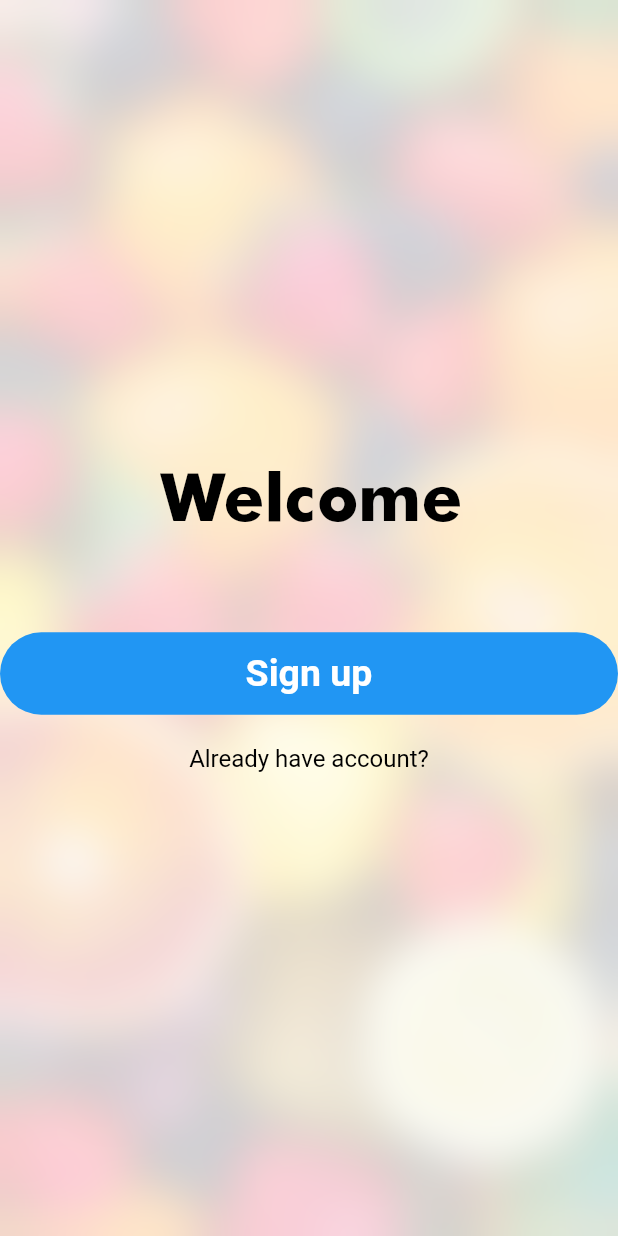
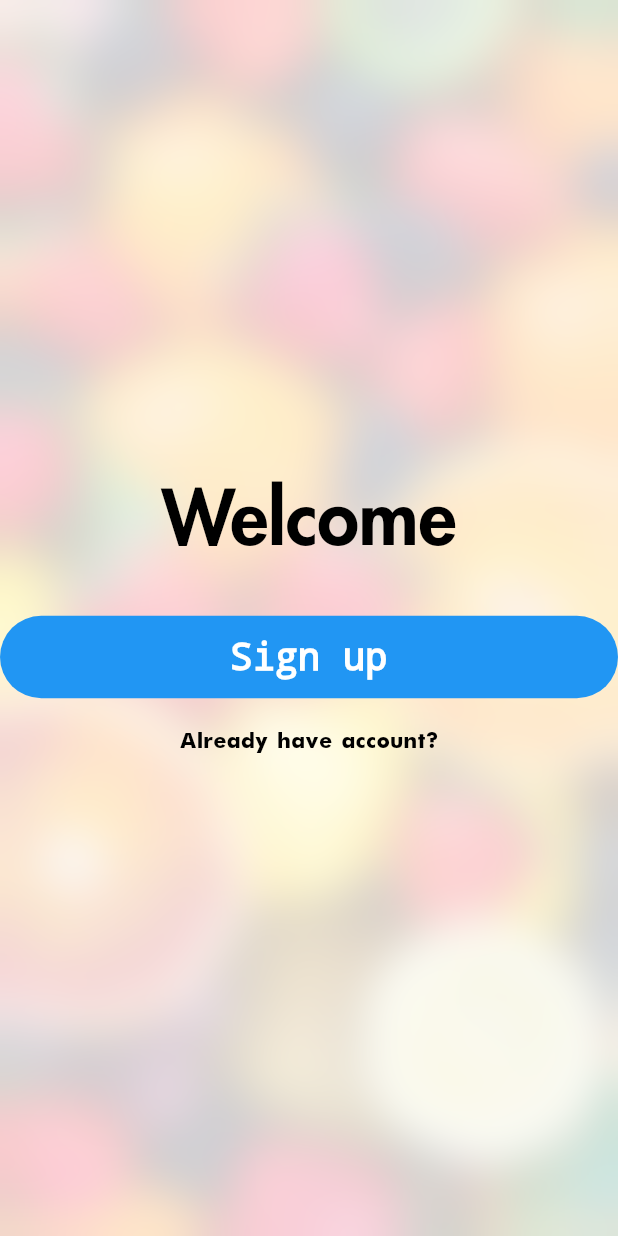
Before and after one commit to KrisCris/COMP704-AUTxCJLU-Final-Year-Project, a Flutter app: the screen it shows after launch, on a phone screen of 412 x 824 dp. Run offline on Flutter 3.47's test engine with Material 2 defaults, Android fonts, the phone set to English and light mode, and no system bars.

Commit message:
add comments of myButton. add textbutton. change the structure of main

```diff
--- a/fore_end/lib/MyAnimation/MyAnimation.dart
+++ b/fore_end/lib/MyAnimation/MyAnimation.dart
@@ -1,12 +1,13 @@
 import 'package:flutter/animation.dart';
 import 'package:flutter/cupertino.dart';
+import 'package:flutter/material.dart';
 import 'package:fore_end/MyTool/fluctuateTween.dart';
 
-abstract class MyAnimation{
+abstract class MyAnimation<T>{
   AnimationController ctl;
   Animation animation;
   bool isFinish;
-  double get value => animation.value;
+  T getValue() => animation.value;
   MyAnimation(){}
   void initAnimation(Object Start, Object tweenEnd, int duration, TickerProvider tk,VoidCallback listener);
   void addListener(VoidCallback listener);
@@ -16,7 +17,7 @@ abstract class MyAnimation{
   void dispose();
 }
 
-class DoubleTweenAnimation implements MyAnimation{
+class TweenAnimation<T> implements MyAnimation<T>{
   Tween tween;
   @override
   Animation animation;
@@ -25,9 +26,12 @@ class DoubleTweenAnimation implements MyAnimation{
   AnimationController ctl;
   bool isFinish = false;
 
-  DoubleTweenAnimation():super() {}
+  TweenAnimation():super() {}
+  TweenAnimation.pre(Object tweenStart, Object tweenEnd, int duration, TickerProvider tk,VoidCallback listener):super(){
+    this.initAnimation(tweenStart, tweenEnd, duration, tk, listener);
+  }
   void initAnimation(Object tweenStart, Object tweenEnd, int duration, TickerProvider tk,VoidCallback listener) {
-    this.tween = new Tween<double>(begin: tweenStart, end: tweenEnd);
+    this.tween = new Tween<T>(begin: tweenStart, end: tweenEnd);
     this.ctl = new AnimationController(
         duration: Duration(milliseconds: duration), vsync: tk
     );
@@ -69,14 +73,76 @@ class DoubleTweenAnimation implements MyAnimation{
   void dispose(){
     this.ctl.dispose();
   }
-  double get value => animation.value;
+  T getValue() {
+    return animation.value;
+  }
 
 }
 
+class ColorTweenAnimation implements MyAnimation<Color>{
+  ColorTween tween;
+  @override
+  Animation animation;
+
+  @override
+  AnimationController ctl;
+  bool isFinish = false;
+
+  ColorTweenAnimation():super() {}
+  ColorTweenAnimation.pre(Object tweenStart, Object tweenEnd, int duration, TickerProvider tk,VoidCallback listener):super(){
+    this.initAnimation(tweenStart, tweenEnd, duration, tk, listener);
+  }
+
+  void initAnimation(Object tweenStart, Object tweenEnd, int duration, TickerProvider tk,VoidCallback listener) {
+    this.tween = new ColorTween(begin: tweenStart, end: tweenEnd);
+    this.ctl = new AnimationController(
+        duration: Duration(milliseconds: duration), vsync: tk
+    );
+    this.ctl.addListener(listener);
+    this.ctl.addStatusListener((status) {
+      if (status == AnimationStatus.completed) {
+        this.isFinish = true;
+      } else if (status == AnimationStatus.dismissed) {
+        this.isFinish = false;
+      }});
+    this.animation = this.tween.animate(this.ctl);
+  }
+
+  void addListener(VoidCallback listener) {
+    this.ctl.addListener(listener);
+    this.animation = this.tween.animate(this.ctl);
+  }
+
+  void addStatusListener(AnimationStatusListener listener) {
+    this.ctl.addStatusListener(listener);
+    this.animation = this.tween.animate(this.ctl);
+  }
+
+  void forward() {
+    this.ctl.forward();
+  }
+  void beginFlash(){
+    this.isFinish = false;
+    this.ctl.forward();
+  }
+  void reverse() {
+    this.ctl.reverse();
+  }
+  void reverseFlash(){
+    if (this.isFinish) {
+      this.ctl.reverse();
+    }
+  }
+  void dispose(){
+    this.ctl.dispose();
+  }
+  Color getValue() {
+    return animation.value;
+  }
+}
 
 
-
-class FluctuateTweenAnimation implements MyAnimation{
+class FluctuateTweenAnimation implements MyAnimation<double>{
   FluctuateTween tween;
   bool isFinish;
   @override
@@ -130,9 +196,8 @@ class FluctuateTweenAnimation implements MyAnimation{
   void dispose(){
     this.ctl.dispose();
   }
-  double get value {
+  double getValue() {
     double t = this.animation.value;
-    print(t);
     return this.tween.lerp(t);
   }
 }
--- a/fore_end/lib/Mycomponents/myButton.dart
+++ b/fore_end/lib/Mycomponents/myButton.dart
@@ -5,24 +5,58 @@ import 'package:fore_end/MyTool/screenTool.dart';
 
 
 class MyButton extends StatefulWidget {
+  ///The radius of border
   final double radius;
+
+  ///The background color of button
   final Color bgColor;
+
+  ///The text color of button
   final Color textColor;
+
+  ///Function to be executed when button being
+  ///clicked
   final Function tapFunc;
+
+  ///Function to be executed when button being
+  ///double clicked
   final Function doubleTapFunc;
+
+  ///Text displayed on button
   final String text;
+
+  ///Text font size
   final double fontsize;
+
+  ///whether text is bold or not
   final bool isBold;
-  bool disabled;
+
+  ///width of the button. When this value <=1
+  ///it will be regard as the ratio of screen
+  ///width. When this value > 1, it will be
+  ///regard as pixel number of button width
   double width;
+
+  ///height of the button. Same as width
   double height;
 
-  //flash animation parameter
+  ///if the button is disabled
+  bool disabled;
+
+  /// the opacity that flash animation start at
   double startOpac;
+
+  ///the opacity that flash animation end at
   double endOpac;
+
+  ///duration of flash animation, use millionSecond
   int flashDura;
+
+  ///the color of flash cover
+  Color flashColor;
+
+  ///fluctuate duration
   int flucDura;
-  Color flashColor;
 
   MyButton(
       {this.text,
@@ -33,7 +67,7 @@ class MyButton extends StatefulWidget {
       this.bgColor = Colors.blue,
       this.width = 120,
       this.height = 40,
-        this.disabled = true,
+        this.disabled = false,
         this.startOpac=0,
         this.endOpac=0.5,
         this.flashDura=200,
@@ -56,7 +90,7 @@ class MyButton extends StatefulWidget {
 
 class MyButtonState extends State<MyButton> with TickerProviderStateMixin{
 
-  DoubleTweenAnimation flashAnimation = new DoubleTweenAnimation();
+  TweenAnimation flashAnimation = new TweenAnimation();
   FluctuateTweenAnimation fluctuateAnimation = new FluctuateTweenAnimation();
 
   bool isTap=false;
@@ -84,12 +118,10 @@ class MyButtonState extends State<MyButton> with TickerProviderStateMixin{
   @override
   Widget build(BuildContext context) {
     return Transform.translate(
-        offset: Offset(this.fluctuateAnimation.value,0),
+        offset: Offset(this.fluctuateAnimation.getValue(),0),
         child: GestureDetector(
             onTapDown: (TapDownDetails tpd){
               if(widget.disabled){
-                print("click disabled");
-                print(this.fluctuateAnimation.value);
                 this.fluctuateAnimation.forward();
               }else{
                 this.isTap = true;
@@ -130,13 +162,14 @@ class MyButtonState extends State<MyButton> with TickerProviderStateMixin{
                 style: TextStyle(
                     fontSize: widget.fontsize,
                     color: widget.textColor,
+                    decoration: TextDecoration.none,
                     fontWeight:
                     widget.isBold ? FontWeight.bold : FontWeight.normal),
               ),
             ),
           ),
           Opacity(
-            opacity: this.flashAnimation.value,
+            opacity: this.flashAnimation.getValue(),
             child:Container(
               width: widget.width,
               height: widget.height,
--- /dev/null
+++ b/fore_end/lib/Mycomponents/textButton.dart
@@ -0,0 +1,90 @@
+import 'package:flutter/cupertino.dart';
+import 'package:flutter/gestures.dart';
+import 'package:flutter/material.dart';
+import 'package:fore_end/MyAnimation/MyAnimation.dart';
+
+class MyTextButton extends StatefulWidget {
+  String text;
+  double fontsize;
+  Color textColor;
+  Color focusColor;
+  Function tapUpFunc;
+  int colorChangeDura;
+  bool isTap = false;
+
+
+
+  MyTextButton(this.text,
+      {this.fontsize = 16,
+      this.textColor = Colors.black,
+      this.focusColor = Colors.blue,
+      this.tapUpFunc,
+      this.colorChangeDura = 300,
+      Key key})
+      : super(key: key) {
+  }
+
+  @override
+  State<StatefulWidget> createState() {
+    return new MyTextButtonState();
+  }
+}
+
+class MyTextButtonState extends State<MyTextButton>
+    with TickerProviderStateMixin {
+
+  ColorTweenAnimation animation = new ColorTweenAnimation();
+  TapGestureRecognizer recognizer = new TapGestureRecognizer();
+
+  @override
+  void initState() {
+    super.initState();
+    this.animation.initAnimation(widget.textColor, widget.focusColor,
+        widget.colorChangeDura, this, () {setState(() {});});
+    this.animation.addStatusListener((status) {
+      if(status == AnimationStatus.completed){
+        if(!widget.isTap){
+          this.animation.reverseFlash();
+        }
+      }
+    });
+  }
+  @override
+  void dispose() {
+    this.animation.dispose();
+    super.dispose();
+  }
+  @override
+  Widget build(BuildContext context) {
+    return TextBUttonUI;
+  }
+
+  Widget get TextBUttonUI {
+    return RichText(
+        text: TextSpan(
+            text: widget.text,
+            style: TextStyle(
+                decoration: TextDecoration.none,
+                fontSize: widget.fontsize,
+                fontFamily: "Futura",
+                color: this.animation.getValue()),
+            recognizer: TapGestureRecognizer()
+            ..onTapUp = (TapUpDetails tpd) {
+              widget.isTap = false;
+              print("tapUp");
+              this.animation.reverseFlash();
+              widget.tapUpFunc();
+            }
+            ..onTapDown = (TapDownDetails details) {
+              widget.isTap = true;
+              print("tapDown");
+              this.animation.beginFlash();
+            }
+            ..onTapCancel= (){
+              widget.isTap = false;
+              print("tapCancel");
+              this.animation.reverseFlash();
+            }
+        ));
+  }
+}
--- a/fore_end/lib/main.dart
+++ b/fore_end/lib/main.dart
@@ -1,6 +1,10 @@
 import 'dart:ui';
 import 'package:flutter/material.dart';
 import 'package:fore_end/Mycomponents/myButton.dart';
+import 'package:fore_end/Mycomponents/textButton.dart';
+
+import 'Pages/LoginPage.dart';
+
 
 void main() {
   runApp(MyApp());
@@ -10,6 +14,15 @@ class MyApp extends StatelessWidget {
   // This widget is the root of your application.
   @override
   Widget build(BuildContext context) {
+    return MaterialApp(
+      home: mainBody,
+      routes:{
+        "login":(context)=>Login(),
+      }
+    );
+  }
+
+  Widget get mainBody{
     return new Container(
       decoration: BoxDecoration(
         image: DecorationImage(
@@ -31,6 +44,7 @@ class MyApp extends StatelessWidget {
                       "Welcome",
                       textDirection: TextDirection.ltr,
                       style: TextStyle(
+                          decoration: TextDecoration.none,
                           fontSize: 50,
                           fontFamily: "Futura",
                           color: Colors.black),
@@ -44,17 +58,18 @@ class MyApp extends StatelessWidget {
                         radius: 30,
                         isBold: true,
                         tapFunc: () {
-                          print("click!");
+                          print("click button!");
                         }),
                     SizedBox(height:20),
-                    Text(
-                      "Already have account?",
-                      textDirection: TextDirection.ltr,
-                      style:TextStyle(
-                        fontSize: 16,
-                        color: Colors.black
-                      )
-                    )
+                    MyTextButton(
+                        "Already have account?",
+                        fontsize: 16,
+                        textColor: Colors.black,
+                        focusColor: Colors.blueAccent,
+                        tapUpFunc: (){
+                          print("click text button!");
+                        },
+                    ),
                   ],
                   crossAxisAlignment: CrossAxisAlignment.center,
                   mainAxisAlignment: MainAxisAlignment.center)),
```
Also changed, not shown: fore_end/lib/Pages/LoginPage.dart (added, +16 -0 lines).
